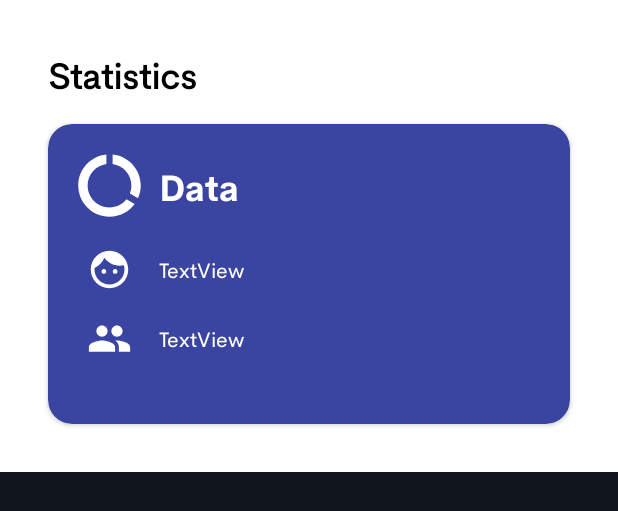
After one commit to ACM-VIT/apptitude-admin, an Android app: the layout fragment_stats.xml on its own in the app's theme, with its tools: preview values and no code run, on a phone screen of 412 x 824 dp. The commit adds this screen. Shown: the top 511 px of the screen. Run offline under Robolectric (Android 15) with nearby library versions, the phone set to English and light mode, and no system bars.

Commit message:
feat: drunkcode: Statistics Display

```diff
--- a/app/src/main/java/com/benrostudios/apptitudeadmin/ui/home/participants/ParticipantsViewModel.kt
+++ b/app/src/main/java/com/benrostudios/apptitudeadmin/ui/home/participants/ParticipantsViewModel.kt
@@ -10,6 +10,8 @@ class ParticipantsViewModel(
 ) : ViewModel() {
 
     val participantsList =  MutableLiveData<List<Participant>>()
+    val teamsList
+        get() = fetchDetails.teamsList
     init {
         fetchDetails.participantList.observeForever {
             participantsList.postValue(it)
@@ -19,4 +21,8 @@ class ParticipantsViewModel(
     suspend fun fetchParticipants(){
         fetchDetails.fetchParticipants()
     }
+
+    suspend fun fetchTeams() {
+        fetchDetails.fetchTeams()
+    }
 }
--- /dev/null
+++ b/app/src/main/res/drawable/ic_baseline_data_usage_24.xml
@@ -0,0 +1,10 @@
+<vector xmlns:android="http://schemas.android.com/apk/res/android"
+    android:width="24dp"
+    android:height="24dp"
+    android:viewportWidth="24"
+    android:viewportHeight="24"
+    android:tint="?attr/colorControlNormal">
+  <path
+      android:fillColor="@android:color/white"
+      android:pathData="M13,2.05v3.03c3.39,0.49 6,3.39 6,6.92 0,0.9 -0.18,1.75 -0.48,2.54l2.6,1.53c0.56,-1.24 0.88,-2.62 0.88,-4.07 0,-5.18 -3.95,-9.45 -9,-9.95zM12,19c-3.87,0 -7,-3.13 -7,-7 0,-3.53 2.61,-6.43 6,-6.92V2.05c-5.06,0.5 -9,4.76 -9,9.95 0,5.52 4.47,10 9.99,10 3.31,0 6.24,-1.61 8.06,-4.09l-2.6,-1.53C16.17,17.98 14.21,19 12,19z"/>
+</vector>
--- /dev/null
+++ b/app/src/main/res/layout/fragment_stats.xml
@@ -0,0 +1,107 @@
+<?xml version="1.0" encoding="utf-8"?>
+<androidx.constraintlayout.widget.ConstraintLayout xmlns:android="http://schemas.android.com/apk/res/android"
+    xmlns:app="http://schemas.android.com/apk/res-auto"
+    xmlns:tools="http://schemas.android.com/tools"
+    android:layout_width="match_parent"
+    android:layout_height="wrap_content"
+    android:background="@color/white"
+    tools:context=".ui.home.stats.StatsFragment">
+
+
+    <TextView
+        android:id="@+id/textView17"
+        android:layout_width="wrap_content"
+        android:layout_height="wrap_content"
+        android:layout_marginStart="32dp"
+        android:layout_marginTop="32dp"
+        android:text="@string/statistics_title"
+        android:textColor="@android:color/black"
+        android:textSize="24sp"
+        android:textStyle="bold"
+        app:layout_constraintStart_toStartOf="parent"
+        app:layout_constraintTop_toTopOf="parent" />
+
+    <androidx.cardview.widget.CardView
+        android:layout_width="0dp"
+        android:layout_height="200dp"
+        android:layout_marginStart="32dp"
+        android:layout_marginTop="16dp"
+        android:layout_marginEnd="32dp"
+        android:layout_marginBottom="32dp"
+        android:backgroundTint="@color/buttonAccent"
+        app:cardCornerRadius="16dp"
+        app:layout_constraintBottom_toBottomOf="parent"
+        app:layout_constraintEnd_toEndOf="parent"
+        app:layout_constraintStart_toStartOf="parent"
+        app:layout_constraintTop_toBottomOf="@+id/textView17">
+
+        <androidx.constraintlayout.widget.ConstraintLayout
+            android:layout_width="match_parent"
+            android:layout_height="match_parent">
+
+            <ImageView
+                android:id="@+id/imageView11"
+                android:layout_width="50dp"
+                android:layout_height="50dp"
+                android:layout_marginStart="16dp"
+                android:layout_marginTop="16dp"
+                android:src="@drawable/ic_baseline_data_usage_24"
+                android:tint="@color/white"
+                app:layout_constraintStart_toStartOf="parent"
+                app:layout_constraintTop_toTopOf="parent" />
+
+            <TextView
+                android:id="@+id/textView26"
+                android:layout_width="0dp"
+                android:layout_height="wrap_content"
+                android:layout_marginStart="8dp"
+                android:layout_marginEnd="8dp"
+                android:fontFamily="@font/cerebrisansbold"
+                android:text="@string/data_title"
+                android:textSize="24sp"
+                app:layout_constraintBottom_toBottomOf="@+id/imageView11"
+                app:layout_constraintEnd_toEndOf="parent"
+                app:layout_constraintStart_toEndOf="@+id/imageView11"
+                app:layout_constraintTop_toTopOf="@+id/imageView11" />
+
+            <ImageView
+                android:id="@+id/imageView12"
+                android:layout_width="30dp"
+                android:layout_height="30dp"
+                android:layout_marginTop="16dp"
+                android:src="@drawable/ic_baseline_face_24"
+                app:layout_constraintEnd_toEndOf="@+id/imageView11"
+                app:layout_constraintStart_toStartOf="@+id/imageView11"
+                app:layout_constraintTop_toBottomOf="@+id/imageView11" />
+
+            <ImageView
+                android:id="@+id/imageView13"
+                android:layout_width="30dp"
+                android:layout_height="30dp"
+                android:layout_marginTop="16dp"
+                android:src="@drawable/ic_baseline_group_24"
+                app:layout_constraintEnd_toEndOf="@+id/imageView11"
+                app:layout_constraintStart_toStartOf="@+id/imageView11"
+                app:layout_constraintTop_toBottomOf="@+id/imageView12" />
+
+            <TextView
+                android:id="@+id/participant_stats_number"
+                android:layout_width="wrap_content"
+                android:layout_height="wrap_content"
+                android:text="TextView"
+                app:layout_constraintBottom_toBottomOf="@+id/imageView12"
+                app:layout_constraintStart_toStartOf="@+id/textView26"
+                app:layout_constraintTop_toTopOf="@+id/imageView12" />
+
+            <TextView
+                android:id="@+id/teams_stats_number"
+                android:layout_width="wrap_content"
+                android:layout_height="wrap_content"
+                android:text="TextView"
+                app:layout_constraintBottom_toBottomOf="@+id/imageView13"
+                app:layout_constraintStart_toStartOf="@+id/participant_stats_number"
+                app:layout_constraintTop_toTopOf="@+id/imageView13" />
+        </androidx.constraintlayout.widget.ConstraintLayout>
+
+    </androidx.cardview.widget.CardView>
+</androidx.constraintlayout.widget.ConstraintLayout>
--- a/app/src/main/res/values/strings.xml
+++ b/app/src/main/res/values/strings.xml
@@ -57,5 +57,7 @@
     <string name="request_privilege">Request Privileges</string>
     <string name="upgrade_admin_prev">Upgrade to a Privileged Admin</string>
     <string name="delete_btn">Delete Participant</string>
+    <string name="statistics_title">Statistics</string>
+    <string name="data_title">Data</string>
 
 </resources>
```
Also changed, not shown: app/src/main/java/com/benrostudios/apptitudeadmin/ui/home/participants/Participants.kt (+27 -2 lines), app/src/main/java/com/benrostudios/apptitudeadmin/ui/home/stats/StatsFragment.kt (added, +37 -0 lines), app/src/main/res/layout/participants_fragment.xml (+12 -0 lines).
